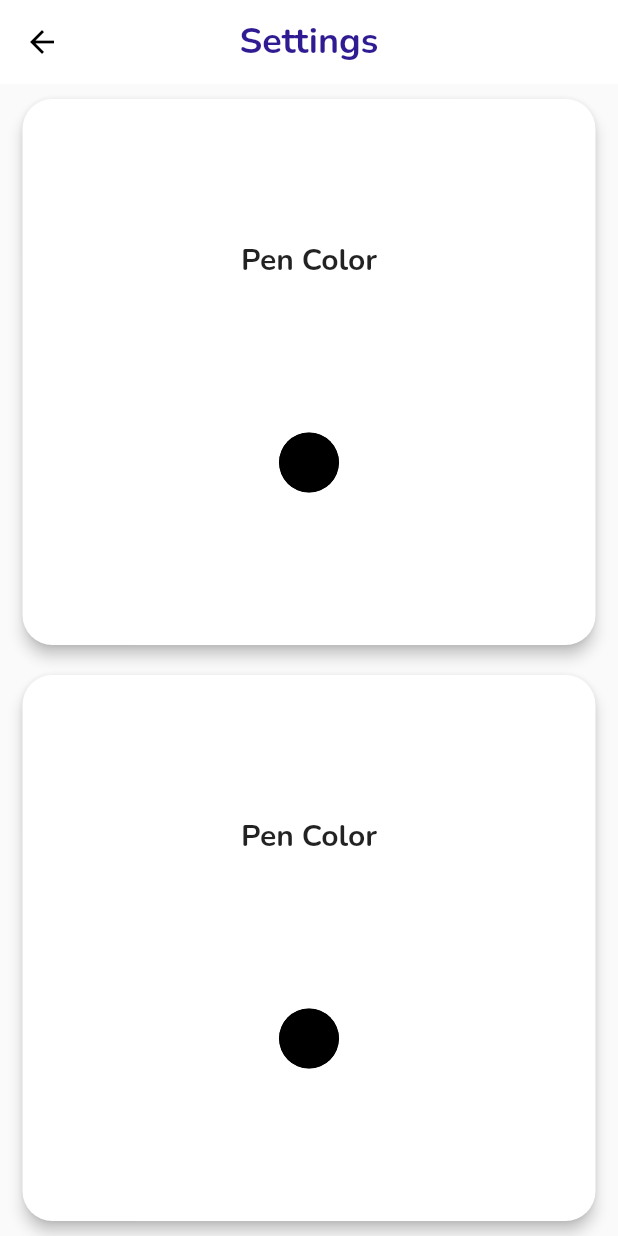
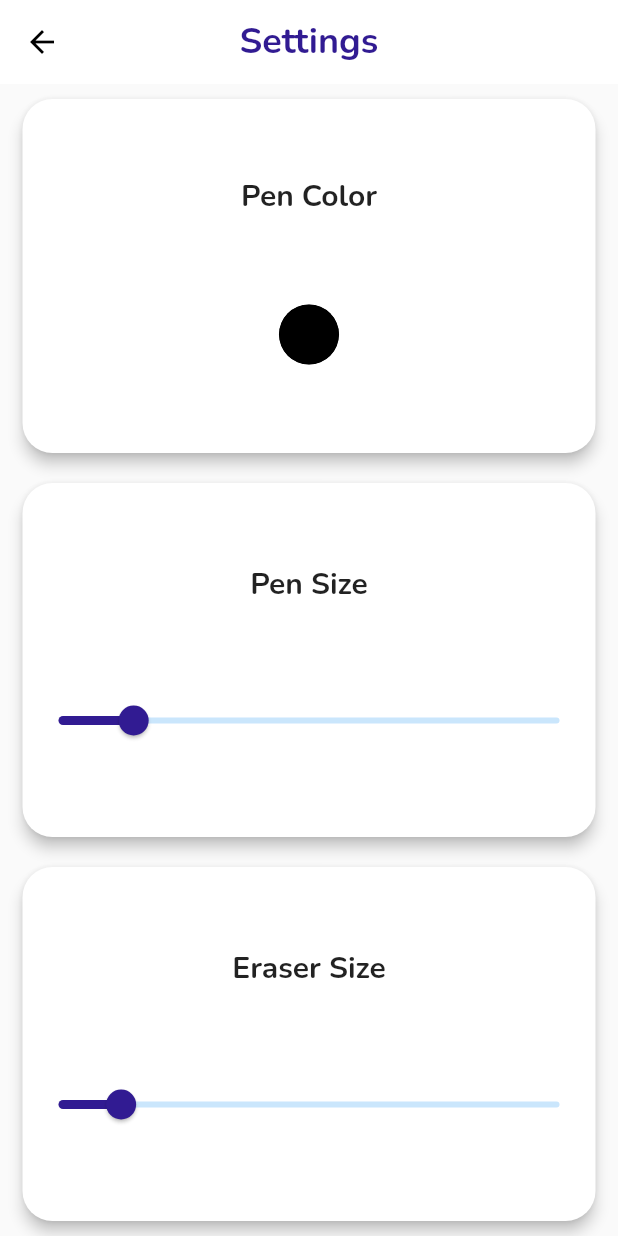
Before and after one commit to AbdallahNassar/Painter, a Flutter app: the screen it shows after launch, after a tap on the "settings" icon, on a phone screen of 412 x 824 dp. Run offline on Flutter 3.47's test engine with Material 2 defaults, Android fonts, the phone set to English and light mode, and no system bars; our stand-ins replace flutter_colorpicker, flutter_speed_dial, get.

Commit message:
added sliders in settings

```diff
--- a/painter/TODO.txt
+++ b/painter/TODO.txt
@@ -1,6 +1,4 @@
 => add setting to change everything
-=> add color palette
-=> add different colors
-=> add app drawer
 => add local storage [Home page will be a list view of previous paintings]
 => add different pens
+=> show pen icon on long press
--- a/painter/lib/app/core/localization/ar-eg.dart
+++ b/painter/lib/app/core/localization/ar-eg.dart
@@ -5,4 +5,8 @@ const Map<String, String> arabicDictionary = {
   'settings_view_title': 'الإعدادات',
   'got_it': 'حسناً',
   'color_picker_title': 'اختر لوناً',
+  'pen_color': 'لون القلم',
+  'pen_size': 'حجم القلم',
+  'pen_type': 'نوع القلم',
+  'eraser_size': 'حجم الممحاة',
 };
--- a/painter/lib/app/core/localization/en-us.dart
+++ b/painter/lib/app/core/localization/en-us.dart
@@ -5,4 +5,8 @@ const Map<String, String> englishDictionary = {
   'settings_view_title': 'Settings',
   'got_it': 'Got it',
   'color_picker_title': 'Choose a Color',
+  'pen_color': 'Pen Color',
+  'pen_type': 'Pen Type',
+  'pen_size': 'Pen Size',
+  'eraser_size': 'Eraser Size',
 };
--- a/painter/lib/app/modules/home/views/home_view.dart
+++ b/painter/lib/app/modules/home/views/home_view.dart
@@ -58,8 +58,11 @@ class HomeView extends GetView<HomeController> {
               child: SpringyWidget(
                 alignment: Alignment(0.88, 0.78),
                 duration: Duration(milliseconds: 800),
-                child: Container(
-                  padding: const EdgeInsets.all(2.0),
+                child: Obx(
+                  () => Container(
+                    padding: EdgeInsets.all(
+                      _settingsController.minDeleteDistance / 22,
+                    ),
                     decoration: BoxDecoration(
                       borderRadius: BorderRadius.circular(220.0),
                       border: Border.all(
@@ -72,8 +75,9 @@ class HomeView extends GetView<HomeController> {
                       'assets/icons/eraserIcon.png',
                       // color: Colors.black,
                       height: _mediaQuery.orientation == Orientation.portrait
-                        ? _mediaQuery.size.height * 0.045
-                        : _mediaQuery.size.width * 0.045,
+                          ? _settingsController.minDeleteDistance * 2
+                          : _settingsController.minDeleteDistance * 2,
+                    ),
                   ),
                 ),
               ),
--- a/painter/lib/app/modules/settings/controllers/settings_controller.dart
+++ b/painter/lib/app/modules/settings/controllers/settings_controller.dart
@@ -7,9 +7,9 @@ class SettingsController extends GetxController {
   //================================ Properties ================================
   var _strokeColor = Color(0xff000000).obs;
   var _pointsMode = PointMode.points.obs;
-  var _strokeWitdth = 5.0.obs;
+  var _strokeWitdth = 3.0.obs;
   // this will be distance to check against for deletion, [the eraser size]
-  var _deleteDistance = 10.5.obs;
+  var _deleteDistance = 10.0.obs;
 
   //================================= Methods ==================================
   @override
@@ -46,5 +46,9 @@ class SettingsController extends GetxController {
   }
 
   //============================================================================
+  set setEraserSize(double val) {
+    _deleteDistance.value = val;
+  }
+  //============================================================================
 
 }
--- a/painter/lib/app/modules/settings/views/settings_view.dart
+++ b/painter/lib/app/modules/settings/views/settings_view.dart
@@ -30,7 +30,7 @@ class SettingsView extends GetView<SettingsController> {
                 children: [
                   FittedBox(
                     child: Text(
-                      'Pen Color',
+                      'pen_color'.tr,
                       style: AppTheme.appTheme.textTheme.subtitle1,
                     ),
                   ),
@@ -39,17 +39,23 @@ class SettingsView extends GetView<SettingsController> {
               ),
             ),
             SettingTile(
-              child: Column(
-                mainAxisAlignment: MainAxisAlignment.spaceEvenly,
-                children: [
-                  FittedBox(
-                    child: Text(
-                      'Pen Color',
-                      style: AppTheme.appTheme.textTheme.subtitle1,
-                    ),
-                  ),
-                  CustomColorPalette(),
-                ],
+              child: Obx(
+                () => CustomSlider(
+                  text: 'pen_size'.tr,
+                  value: controller.strokeWidth,
+                  maxValue: 20.0,
+                  onChanged: (newVal) => controller.setStrokeWidth = newVal,
+                ),
+              ),
+            ),
+            SettingTile(
+              child: Obx(
+                () => CustomSlider(
+                  text: 'eraser_size'.tr,
+                  value: controller.minDeleteDistance,
+                  maxValue: 80.0,
+                  onChanged: (newVal) => controller.setEraserSize = newVal,
+                ),
               ),
             ),
           ],
@@ -58,3 +64,42 @@ class SettingsView extends GetView<SettingsController> {
     );
   }
 }
+
+class CustomSlider extends StatelessWidget {
+  //================================ Properties ================================
+  final String text;
+  final double value;
+  final double maxValue;
+  final Function onChanged;
+  //================================ Constructor ===============================
+  const CustomSlider({
+    required this.text,
+    required this.value,
+    required this.onChanged,
+    required this.maxValue,
+  });
+  //================================= Methods ==================================
+
+  //============================================================================
+  @override
+  Widget build(BuildContext context) {
+    return Column(
+      mainAxisAlignment: MainAxisAlignment.spaceEvenly,
+      children: [
+        FittedBox(
+          fit: BoxFit.scaleDown,
+          child: Text(
+            text,
+            style: AppTheme.appTheme.textTheme.subtitle1,
+          ),
+        ),
+        Slider.adaptive(
+          value: value,
+          onChanged: (newSize) => onChanged(newSize),
+          max: maxValue,
+          activeColor: AppColors.primaryColor,
+        ),
+      ],
+    );
+  }
+}
```
Lines whose indentation alone changed are shown as unchanged.
